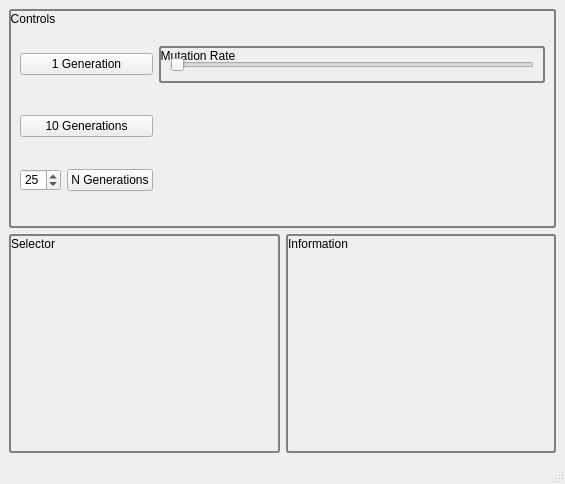
ArtificialEvolvingWorld/neural-net-tests, file pygui/main_window.ui: the form before one commit.
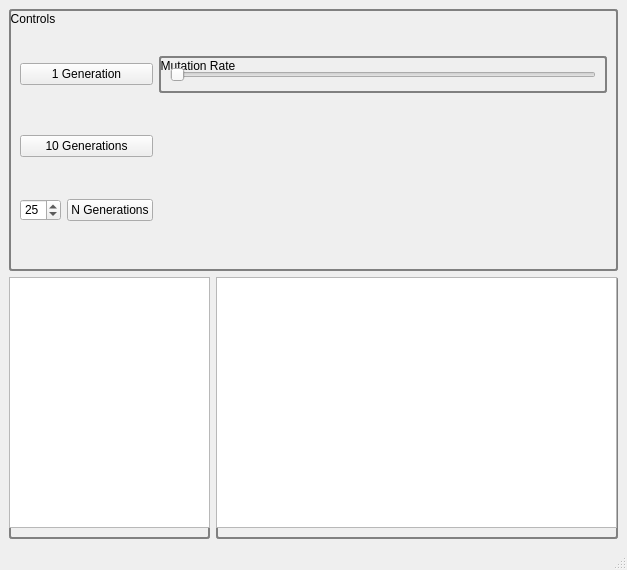
The form after the commit.

Commit message: UI: added tree and info layouts so that the held widgets can eventually be dynamically swapped based on the tree_view selection. Added a treeView and listWidget. Added preliminary pyneat implementation for rigging buttons and selections in the gui. Currently the advance one generation button is rigged to evaluate the neat_xor example and produce the next generation based on a hard coded fitness function.

```diff
--- a/pygui/main_window.ui
+++ b/pygui/main_window.ui
@@ -6,8 +6,8 @@
    <rect>
     <x>0</x>
     <y>0</y>
-    <width>565</width>
-    <height>484</height>
+    <width>627</width>
+    <height>570</height>
    </rect>
   </property>
   <property name="windowTitle">
@@ -26,7 +26,7 @@
   </property>
   <widget class="QWidget" name="centralwidget">
    <layout class="QGridLayout" name="gridLayout">
-    <item row="0" column="0" colspan="2">
+    <item row="0" column="0" colspan="3">
      <widget class="QGroupBox" name="groupBox">
       <property name="title">
        <string>Controls</string>
@@ -88,27 +88,45 @@
     <item row="1" column="0">
      <widget class="QGroupBox" name="groupBox_2">
       <property name="title">
-       <string>Selector</string>
+       <string/>
       </property>
-      <property name="flat">
-       <bool>false</bool>
-      </property>
-      <property name="checkable">
-       <bool>false</bool>
-      </property>
+      <widget class="QWidget" name="verticalLayoutWidget">
+       <property name="geometry">
+        <rect>
+         <x>0</x>
+         <y>0</y>
+         <width>201</width>
+         <height>251</height>
+        </rect>
+       </property>
+       <layout class="QVBoxLayout" name="tree_layout">
+        <item>
+         <widget class="QTreeView" name="tree_view"/>
+        </item>
+       </layout>
+      </widget>
      </widget>
     </item>
-    <item row="1" column="1">
+    <item row="1" column="1" colspan="2">
      <widget class="QGroupBox" name="groupBox_3">
       <property name="title">
-       <string>Information</string>
+       <string/>
       </property>
-      <property name="flat">
-       <bool>false</bool>
-      </property>
-      <property name="checkable">
-       <bool>false</bool>
-      </property>
+      <widget class="QWidget" name="horizontalLayoutWidget">
+       <property name="geometry">
+        <rect>
+         <x>0</x>
+         <y>0</y>
+         <width>401</width>
+         <height>251</height>
+        </rect>
+       </property>
+       <layout class="QHBoxLayout" name="info_layout">
+        <item>
+         <widget class="QListWidget" name="listWidget"/>
+        </item>
+       </layout>
+      </widget>
      </widget>
     </item>
    </layout>
```
Left out of the diff: 32 changed lines with no effect on the pictures. The commit also changes 1 other file.
